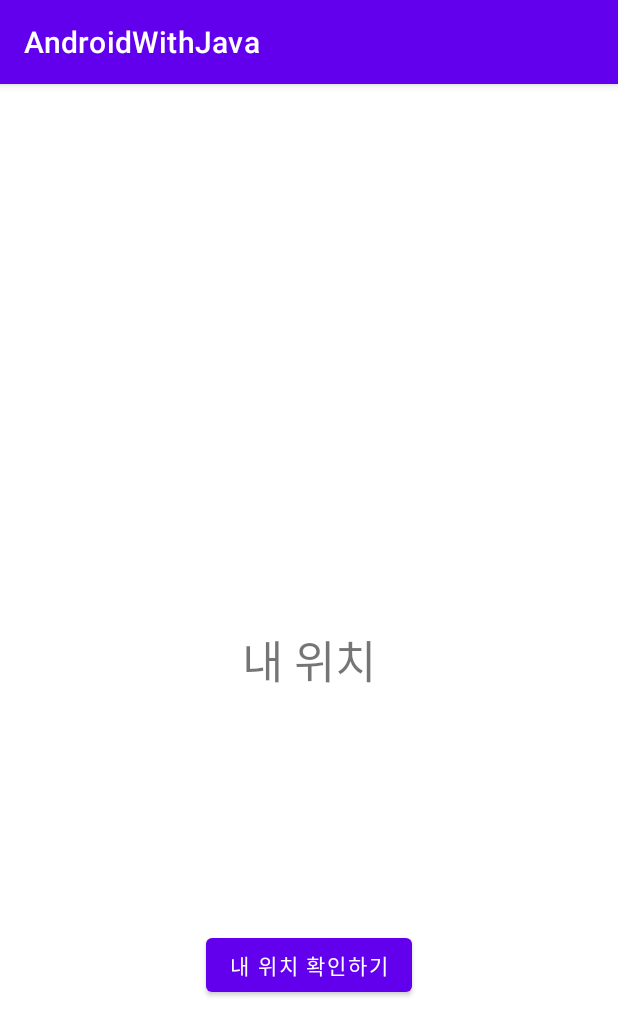
After one commit to GotchaCoding/Study, an Android app: the LocationActivity screen opened directly, with no data from a screen before it, on a phone screen of 412 x 824 dp. The commit adds this screen. Shown: the top 1036 px of the screen. Run offline under Robolectric (Android 15) with nearby library versions, the light colour scheme and no system bars; libraries missing offline, so code that uses them is left out: com.yanzhenjie.permission; 1 statement that could not run was skipped.

Commit message:
ch14_위치기반 서비스와 앱 위젯 현재위치 확인하기 ,현재위치 지도에 보여주기

```diff
--- a/app/build.gradle
+++ b/app/build.gradle
@@ -38,10 +38,11 @@ android {
 dependencies {
     implementation fileTree(dir: 'libs', include: ['*.jar'])
     implementation 'androidx.appcompat:appcompat:1.5.1'
-    implementation 'com.google.android.material:material:1.7.0'
+    implementation 'com.google.android.material:material:1.8.0'
     implementation 'androidx.constraintlayout:constraintlayout:2.1.4'
     implementation 'androidx.navigation:navigation-fragment:2.5.3'
     implementation 'androidx.navigation:navigation-ui:2.5.3'
+    implementation 'com.google.android.gms:play-services-maps:18.1.0'
     testImplementation 'junit:junit:4.13.2'
     androidTestImplementation 'androidx.test.ext:junit:1.1.4'
     androidTestImplementation 'androidx.test.espresso:espresso-core:3.5.0'
@@ -50,7 +51,7 @@ dependencies {
 
     implementation 'com.android.volley:volley:1.2.1'
 
-    implementation 'com.google.code.gson:gson:2.8.9'
+    implementation 'com.google.code.gson:gson:2.10.1'
     implementation 'com.yanzhenjie:permission:2.0.3'
 
 }
--- /dev/null
+++ b/app/src/main/res/layout/activity_location.xml
@@ -0,0 +1,31 @@
+<?xml version="1.0" encoding="utf-8"?>
+<androidx.constraintlayout.widget.ConstraintLayout xmlns:android="http://schemas.android.com/apk/res/android"
+    xmlns:app="http://schemas.android.com/apk/res-auto"
+    xmlns:tools="http://schemas.android.com/tools"
+    android:layout_width="match_parent"
+    android:layout_height="match_parent"
+    tools:context=".ch14_gps.LocationActivity">
+
+    <TextView
+        android:id="@+id/tv_gps"
+        android:layout_width="wrap_content"
+        android:layout_height="wrap_content"
+        android:text="내 위치"
+        android:textSize="30sp"
+        app:layout_constraintBottom_toBottomOf="parent"
+        app:layout_constraintEnd_toEndOf="parent"
+        app:layout_constraintStart_toStartOf="parent"
+        app:layout_constraintTop_toTopOf="parent" />
+
+    <Button
+        android:id="@+id/button"
+        android:layout_width="wrap_content"
+        android:layout_height="wrap_content"
+        android:layout_marginTop="8dp"
+        android:layout_marginBottom="8dp"
+        android:text="내 위치 확인하기"
+        app:layout_constraintBottom_toBottomOf="parent"
+        app:layout_constraintEnd_toEndOf="parent"
+        app:layout_constraintStart_toStartOf="parent"
+        app:layout_constraintTop_toBottomOf="@+id/tv_gps" />
+</androidx.constraintlayout.widget.ConstraintLayout>
```
Also changed, not shown: app/src/main/AndroidManifest.xml (+18 -3 lines), app/src/main/java/org/techtown/androidwithjava/SecondActivity.java (+20 -0 lines), app/src/main/java/org/techtown/androidwithjava/ch14_gps/LocationActivity.java (added, +101 -0 lines), app/src/main/java/org/techtown/androidwithjava/ch14_gps/MapActivity.java (added, +161 -0 lines), app/src/main/res/layout/activity_map.xml (added, +19 -0 lines), app/src/main/res/layout/activity_second2.xml (+20 -0 lines), app/src/main/res/drawable/mylocation.png (added).
